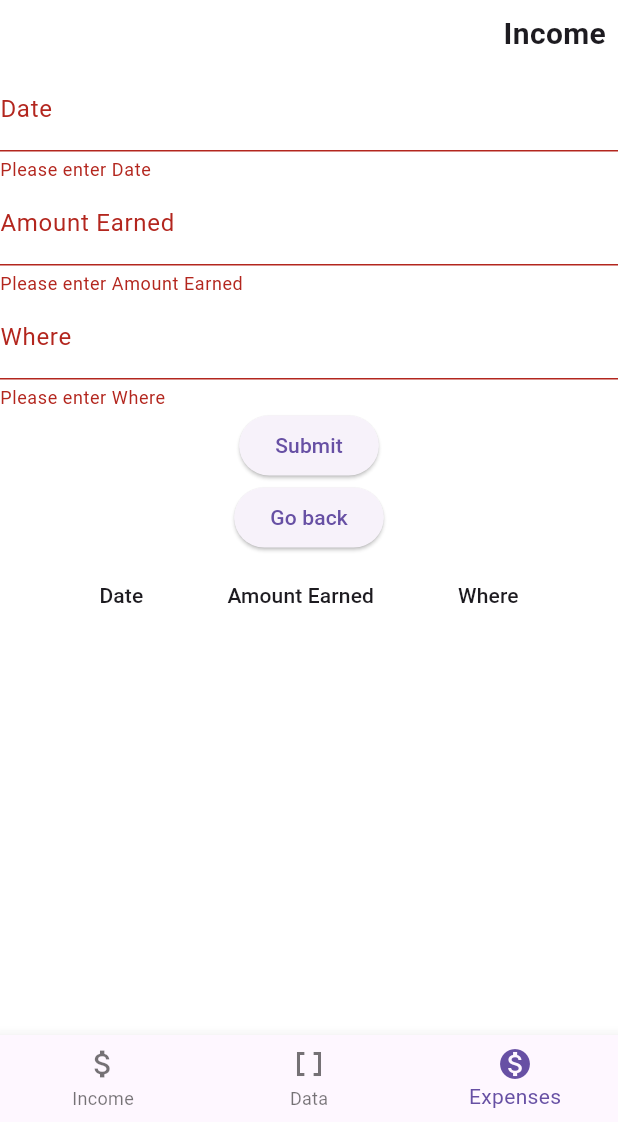
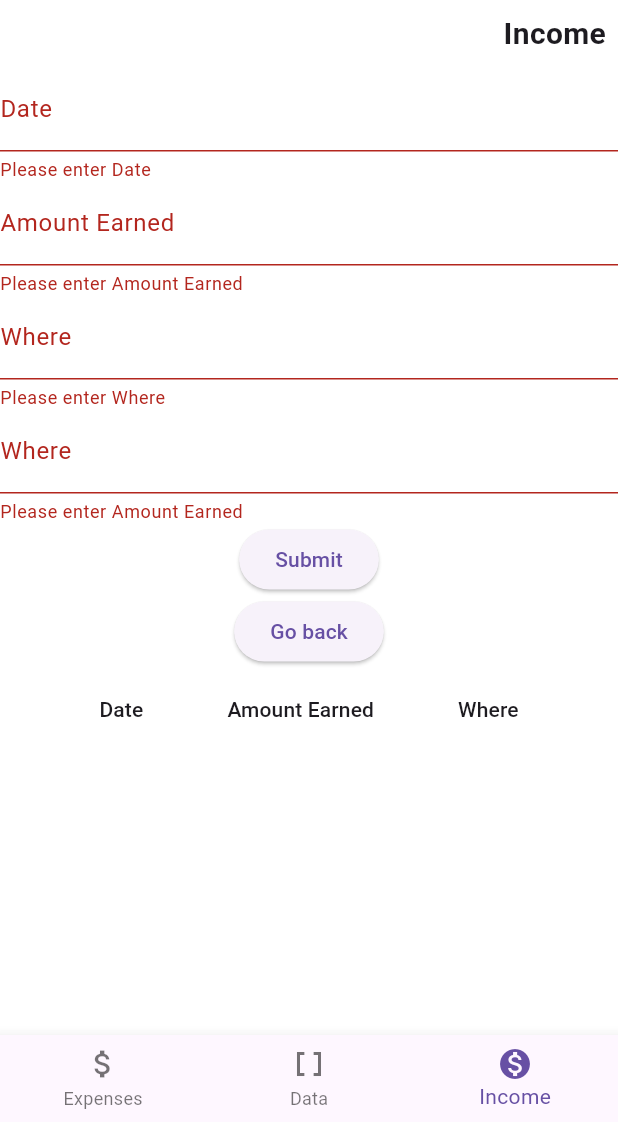
Before and after one commit to ihedwards/MoneyWoman, a Flutter app: the screen it shows after launch, item 3 of the bottom bar chosen, after a tap on "Add Income", after a tap on "Submit", on a phone screen of 412 x 824 dp, the part 114-1236 px from its top. Run offline on Flutter 3.47's test engine with Material 3 defaults, Android fonts, the phone set to English and light mode, and no system bars.

Commit message:
1/18/24
Update form input: currently working on adding user input from form onto table. Rn you can only put in numerical values for the form expect on the 4th one witch is a second "Where" and accepts anything. This for some reason connects it to the other "Where"

```diff
--- a/lib/main.dart
+++ b/lib/main.dart
@@ -1,4 +1,5 @@
 import 'package:flutter/material.dart';
+import 'package:flutter/services.dart';
 
 void main() {
   runApp(const MyApp());
@@ -30,6 +31,7 @@ class MyHomePage extends StatefulWidget {
 }
 
 class _MyHomePageState extends State<MyHomePage> {
+  List<Map<String, String>> tableData = [];
   int _currentIndex = 0;
   final List<Widget> _pages = [
     const Expenses(),
@@ -53,10 +55,10 @@ class _MyHomePageState extends State<MyHomePage> {
         },
         items: const [
           BottomNavigationBarItem(
-              icon: Icon(Icons.attach_money), label: 'Income'),
+              icon: Icon(Icons.attach_money), label: 'Expenses'),
           BottomNavigationBarItem(icon: Icon(Icons.data_array), label: 'Data'),
           BottomNavigationBarItem(
-              icon: Icon(Icons.monetization_on), label: 'Expenses'),
+              icon: Icon(Icons.monetization_on), label: 'Income'),
         ],
       ),
     );
@@ -73,10 +75,22 @@ class Expenses extends StatefulWidget {
 
 class _ExpensesState extends State<Expenses> {
   bool showForm = false;
+    bool isButtonVisible = true;
 
   void _toggleFormVisibility() {
     setState(() {
       showForm = !showForm;
+    });
+  }
+  void hideButton() {
+    setState(() {
+      isButtonVisible = false;
+    });
+  }
+
+  void showButton() {
+    setState(() {
+      isButtonVisible = true;
     });
   }
 
@@ -87,10 +101,15 @@ class _ExpensesState extends State<Expenses> {
       child: Center(
           child: Column(
             children: [
-              ElevatedButton(
-                onPressed: _toggleFormVisibility,
+               Visibility(
+              visible: isButtonVisible,
+              child: ElevatedButton(
+                onPressed: () {
+                  _toggleFormVisibility();
+                  hideButton();
+                },
                 child: const Text('Add Expnese'),
-
+              )
               ),
                RichText(
                 text: TextSpan(
@@ -102,8 +121,13 @@ class _ExpensesState extends State<Expenses> {
                 MyCustomForm(
                   title: 'Expenses',
                   fields: const ['Date', 'Amount Spent', 'Where'],
-                  onFormClosed: _toggleFormVisibility,
-                ),
+                  onFormClosed: () {
+                  setState(() {
+                    _toggleFormVisibility();
+                    showButton();
+                  });
+                },
+              ),
               Visibility(
                 visible: true,
                 child: DataTable(
@@ -288,8 +312,10 @@ class MyCustomFormState extends State<MyCustomForm> {
           ),
           for (int i = 0; i < widget.fields.length; i++)
             TextFormField(
+              keyboardType: TextInputType.number,
               controller: controllers[i],
               decoration: InputDecoration(labelText: widget.fields[i]),
+              inputFormatters: [FilteringTextInputFormatter.digitsOnly],
               validator: (value) {
                 if (value == null || value.isEmpty) {
                   return 'Please enter ${widget.fields[i]}';
@@ -297,18 +323,24 @@ class MyCustomFormState extends State<MyCustomForm> {
                 return null;
               },
             ),
+            TextFormField(
+              controller: controllers[2],
+              decoration: InputDecoration(labelText: widget.fields[2]),
+              validator: (value) {
+                if (value == null || value.isEmpty) {
+                  return 'Please enter ${widget.fields[1]}';
+                }
+                return null;
+              },
+            ),
+
           ElevatedButton(
             child: const Text("Submit"),
             onPressed: () {
               if (_formKey.currentState!.validate()) {
-                final data = {
-                  for (int i = 0; i < widget.fields.length; i++)
-                    widget.fields[i]: controllers[i].text,
-                };
-                setState(() {
-                  tableData.add(data);
-                });
-                _formKey.currentState!.reset();
+              storeData(); // Call storeData to store form data
+              _formKey.currentState!.reset();
+              widget.onFormClosed();
               }
             },
           ),
@@ -323,4 +355,13 @@ class MyCustomFormState extends State<MyCustomForm> {
       ),
     );
   }
+void storeData() {
+  final Map<String, String> data = {};
+  for (int i = 0; i < widget.fields.length; i++) {
+    data[widget.fields[i]] = controllers[i].text;
+  }
+  setState(() {
+    tableData.add(data);
+  });
 }
+}
```
